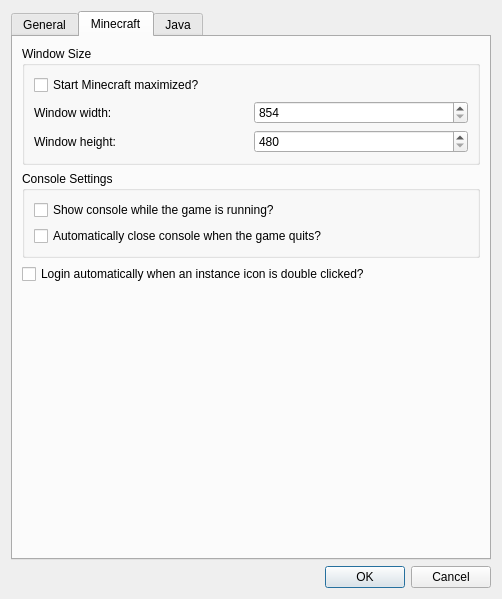
Old version of the form gui/dialogs/SettingsDialog.ui in the repository FreesmTeam/FreesmLauncher.
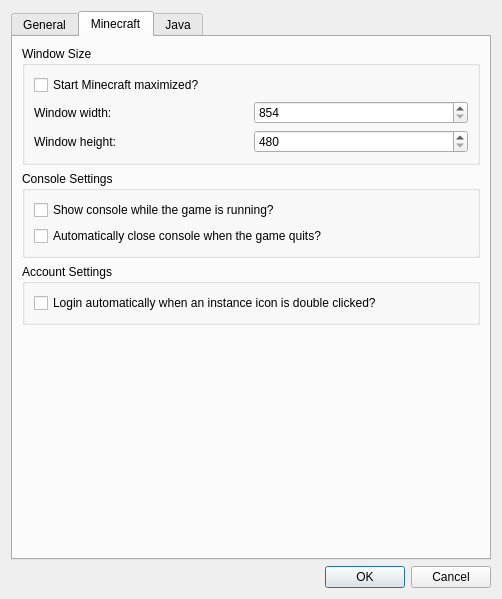
New version of the form. The open tabs and pages were chosen to show the change. Icons and pictures are not drawn.

Commit message: Fix "Auto Login" instance specific setting, tweak UI

Patch:
```diff
--- a/gui/dialogs/SettingsDialog.ui
+++ b/gui/dialogs/SettingsDialog.ui
@@ -262,12 +262,21 @@
         </widget>
        </item>
        <item>
+        <widget class="QGroupBox" name="accountSettingsBox">
+         <property name="title">
+          <string>Account Settings</string>
+         </property>
+         <layout class="QVBoxLayout" name="verticalLayout">
+          <item>
         <widget class="QCheckBox" name="autoLoginCheckBox">
          <property name="text">
           <string>Login automatically when an instance icon is double clicked?</string>
          </property>
         </widget>
        </item>
+         </layout>
+        </widget>
+       </item>
        <item>
         <spacer name="verticalSpacerMinecraft">
          <property name="orientation">
```
Left out of the diff: 3 changed lines with no effect on the pictures. Lines whose indentation alone changed are shown as unchanged. The commit also changes 3 other files.
